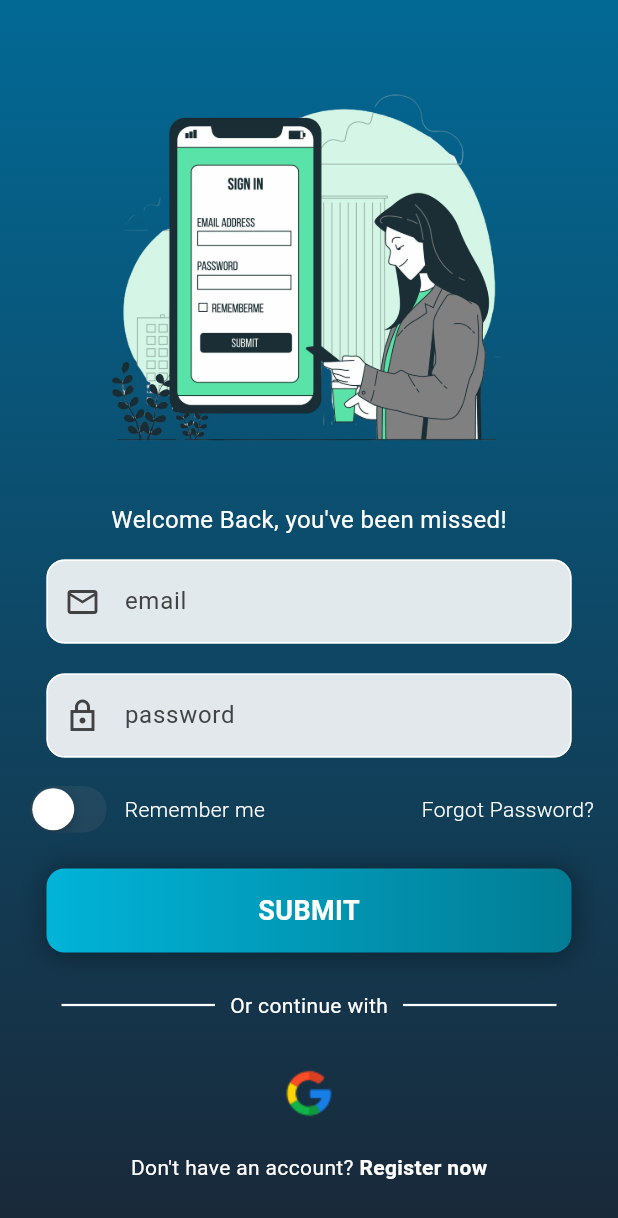
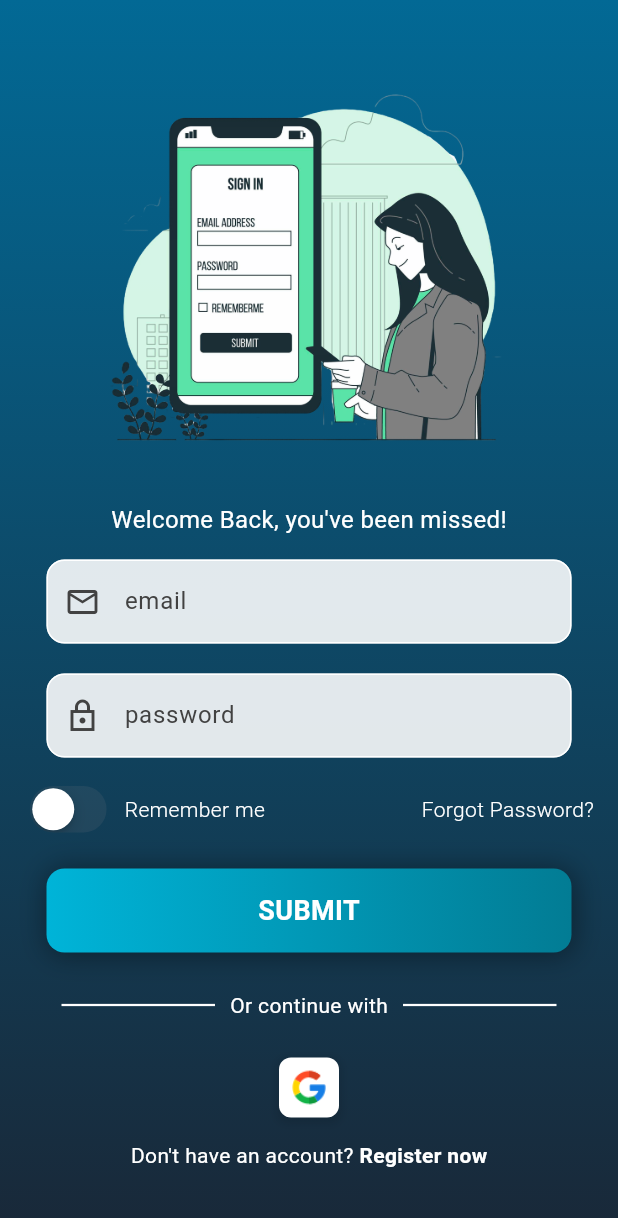
Before and after one commit to Akram832/healthMateAI, a Flutter app: the screen it shows after launch, on a phone screen of 412 x 824 dp. Shown: the top 1218 px of the screen. Run offline on Flutter 3.47's test engine with Material 3 defaults, Android fonts, the phone set to English and light mode, and no system bars; our stand-ins replace animated_text_kit, cloud_firestore, firebase_auth, firebase_core, flutter_bloc, google_sign_in and 1 more; missing offline and left inert: bottom_picker; accounts and stored records are empty.

Commit message:
trying to fix the login navigation

```diff
--- a/app/lib/features/auth/presentation/pages/login_page.dart
+++ b/app/lib/features/auth/presentation/pages/login_page.dart
@@ -3,6 +3,8 @@ import 'package:app/features/auth/presentation/components/my_button.dart';
 import 'package:app/features/auth/presentation/components/my_text_feild.dart';
 import 'package:app/features/auth/presentation/components/swith_button.dart';
 import 'package:app/features/auth/presentation/cubits/auth_cubits.dart';
+import 'package:app/features/auth/presentation/cubits/auth_states.dart';
+import 'package:app/features/chat_bot/presentation/pages/chat_bot_page.dart';
 import 'package:flutter/material.dart';
 import 'package:flutter_bloc/flutter_bloc.dart';
 
@@ -40,6 +42,34 @@ class _LoginPageState extends State<LoginPage> {
 
   @override
   Widget build(BuildContext context) {
+    return BlocConsumer<AuthCubits, AuthStates>(
+      listener: (context, state) {
+        if (state is AuthLoading) {
+          showDialog(
+            context: context,
+            barrierDismissible: false,
+            builder: (context) =>
+                const Center(child: CircularProgressIndicator()),
+          );
+        } else if (state is Authenticated) {
+          if (Navigator.canPop(context)) {
+            Navigator.pop(context); // Dismiss loading dialog
+          }
+          Navigator.pushReplacement(
+            context,
+            MaterialPageRoute(
+                builder: (context) => const ChatBotPage()), // Navigate to chatbot page
+          );
+        } else if (state is AuthError) {
+          if (Navigator.canPop(context)) {
+            Navigator.pop(context); // Dismiss loading dialog
+          }
+          ScaffoldMessenger.of(context).showSnackBar(
+            SnackBar(content: Text(state.message)),
+          );
+        }
+      },
+      builder: (context, state) {
         return SafeArea(
           child: Container(
             decoration: BoxDecoration(
@@ -120,33 +150,46 @@ class _LoginPageState extends State<LoginPage> {
                           child: Row(
                             children: [
                               Expanded(
-                              child:
-                                  Divider(color: Colors.white, thickness: 1.5)),
+                                  child: Divider(
+                                      color: Colors.white, thickness: 1.5)),
                               Padding(
-                            padding:
-                                const EdgeInsets.symmetric(horizontal: 10.0),
+                                padding: const EdgeInsets.symmetric(
+                                    horizontal: 10.0),
                                 child: Text(
                                   "Or continue with",
                                   style: TextStyle(color: Colors.white),
                                 ),
                               ),
                               Expanded(
-                              child:
-                                  Divider(color: Colors.white, thickness: 1.5)),
+                                  child: Divider(
+                                      color: Colors.white, thickness: 1.5)),
                             ],
                           ),
                         ),
                         GestureDetector(
                           onTap: () {
-                        final  authCubit = context.read<AuthCubits>();
+                            final authCubit = context.read<AuthCubits>();
                             authCubit.loginWithGoogle();
-
                           },
                           child: Container(
-                        padding: EdgeInsets.all(8),
-                        decoration: BoxDecoration(),
+                            padding: const EdgeInsets.all(8),
+                            decoration: BoxDecoration(
+                              color: Colors.white,
+                              borderRadius: BorderRadius.circular(8),
+                              boxShadow: [
+                                BoxShadow(
+                                  color: Colors.black.withOpacity(0.1),
+                                  spreadRadius: 2,
+                                  blurRadius: 4,
+                                  offset: const Offset(0, 2),
+                                ),
+                              ],
+                            ),
                             child: Image.asset(
-                            "lib/features/auth/presentation/asset/images/google.png"),
+                              "lib/features/auth/presentation/asset/images/google.png",
+                              width: 24,
+                              height: 24,
+                            ),
                           ),
                         ),
 
@@ -157,14 +200,17 @@ class _LoginPageState extends State<LoginPage> {
                             Text(
                               'Don\'t have an account? ',
                               style: TextStyle(
-                              color: Theme.of(context).colorScheme.primary),
+                                  color:
+                                      Theme.of(context).colorScheme.primary),
                             ),
                             GestureDetector(
                               onTap: widget.togglePages,
                               child: Text(
                                 'Register now',
                                 style: TextStyle(
-                                color: Theme.of(context).colorScheme.primary,
+                                    color: Theme.of(context)
+                                        .colorScheme
+                                        .primary,
                                     fontWeight: FontWeight.bold),
                               ),
                             ),
@@ -182,5 +228,7 @@ class _LoginPageState extends State<LoginPage> {
             ),
           ),
         );
+      },
+    );
   }
 }
```
Lines whose indentation alone changed are shown as unchanged.
